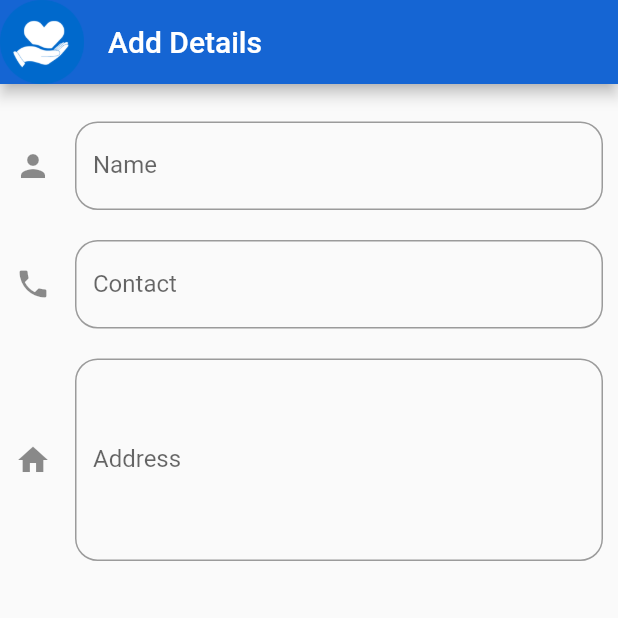
After one commit to logesh-imf/Donate-Now_GoodsShare, a Flutter app: the AddUserDetails screen opened directly, on a phone screen of 412 x 824 dp, the top half of it. The commit adds this screen. Run offline on Flutter 3.47's test engine with Material 2 defaults, Android fonts, the phone set to English and light mode, and no system bars; our stand-ins replace bubble_bottom_bar, cloud_firestore, firebase_auth, firebase_core, font_awesome_flutter, google_sign_in; accounts and stored records are empty.

Commit message:
Account opened for both Email/pass and google provider
Partial Completion of add details

```diff
--- /dev/null
+++ b/donate_now/lib/AddUserDetails.dart
@@ -0,0 +1,65 @@
+import 'package:flutter/material.dart';
+import 'package:donate_now/Design.dart';
+
+class AddUserDetails extends StatefulWidget {
+  // const AddUserDetails({ Key? key }) : super(key: key);
+
+  @override
+  _AddUserDetailsState createState() => _AddUserDetailsState();
+}
+
+class _AddUserDetailsState extends State<AddUserDetails> {
+  final _formKey = GlobalKey<FormState>();
+
+  @override
+  Widget build(BuildContext context) {
+    return Scaffold(
+      appBar: AppBar(
+        backgroundColor: Design.backgroundColor,
+        title: Text('Add Details'),
+        leading: Image(
+          image: AssetImage('images/donate_logo.png'),
+          height: 10,
+          width: 10,
+        ),
+      ),
+      body: Form(
+        key: _formKey,
+        child: SingleChildScrollView(
+          child: Container(
+            padding: EdgeInsets.only(left: 10, right: 10, top: 25),
+            child: Column(
+              children: [
+                TextFormField(
+                  decoration: DesignTextBox('Name', Icons.person),
+                ),
+                SizedBox(
+                  height: 20,
+                ),
+                TextFormField(
+                  decoration: DesignTextBox('Contact', Icons.phone),
+                ),
+                SizedBox(
+                  height: 20,
+                ),
+                TextFormField(
+                  keyboardType: TextInputType.multiline,
+                  maxLines: 5,
+                  decoration: DesignTextBox('Address', Icons.home),
+                ),
+              ],
+            ),
+          ),
+        ),
+      ),
+    );
+  }
+}
+
+InputDecoration DesignTextBox(String hint, IconData icon) {
+  return InputDecoration(
+      icon: Icon(icon),
+      labelText: hint,
+      fillColor: Design.backgroundColor,
+      border: OutlineInputBorder(borderRadius: BorderRadius.circular(15)));
+}
--- a/donate_now/lib/login/google_sign_in.dart
+++ b/donate_now/lib/login/google_sign_in.dart
@@ -4,13 +4,16 @@ import 'package:google_sign_in/google_sign_in.dart';
 
 class GoogleSignInProvider extends ChangeNotifier {
   final googleSignIn = GoogleSignIn();
+  bool _isSigned;
   bool _isSigningIn;
 
   GoogleSignInProvider() {
     _isSigningIn = false;
+    _isSigned = false;
   }
 
   bool get isSigningIn => _isSigningIn;
+  bool get isSigned => _isSigned;
 
   set isSigningIn(bool isSigningIn) {
     _isSigningIn = isSigningIn;
@@ -33,12 +36,13 @@ class GoogleSignInProvider extends ChangeNotifier {
       );
 
       await FirebaseAuth.instance.signInWithCredential(credential);
-
+      _isSigned = true;
       isSigningIn = false;
     }
   }
 
   void logout() async {
+    _isSigned = false;
     await googleSignIn.disconnect();
     FirebaseAuth.instance.signOut();
   }
```
Also changed, not shown: donate_now/lib/firestore/User.dart (+20 -6 lines), donate_now/lib/homepage.dart (+40 -30 lines), donate_now/lib/login/email_pass_sign_in.dart (added, +74 -0 lines), donate_now/lib/login/loginpage.dart (+50 -15 lines), donate_now/lib/login/signup.dart (+55 -19 lines), donate_now/lib/main.dart (+9 -27 lines).
